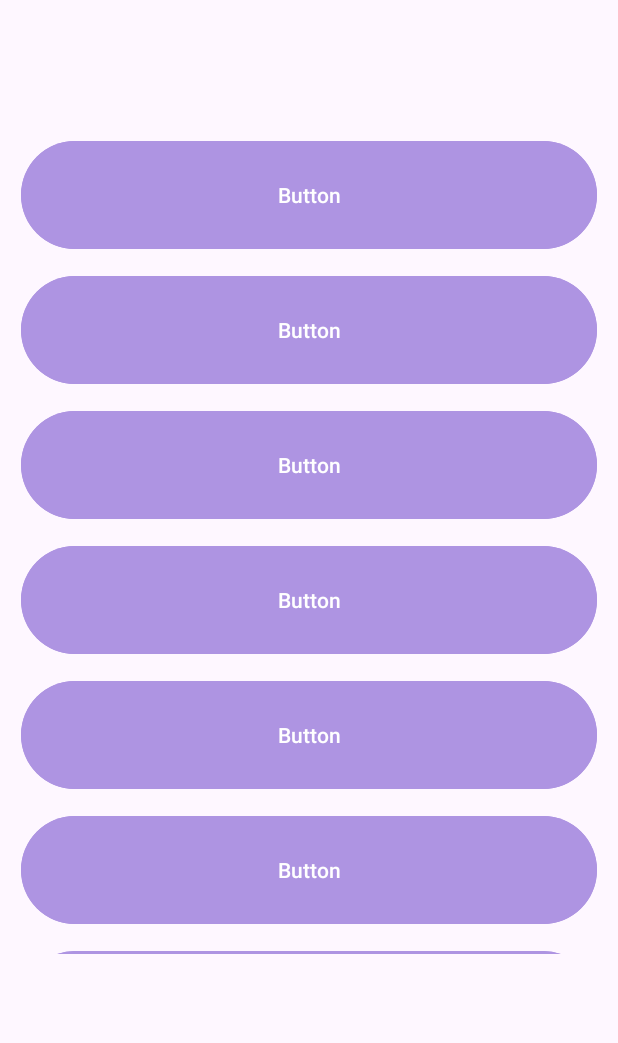
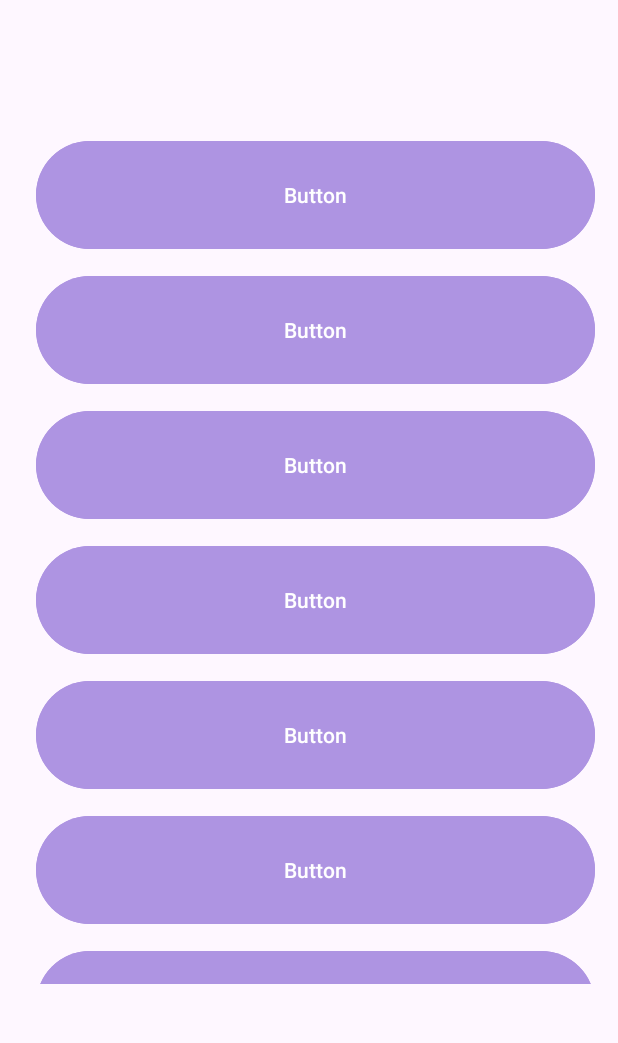
Before and after one commit to nathanbowley98/vascularSurgeryApp, an Android app: the screen it shows after launch (MainActivity), on a phone screen of 412 x 824 dp, the part 132-1175 px from its top. Run offline under Robolectric (Android 15) with nearby library versions, the phone set to English and light mode, and no system bars.

Commit message:
Removed outer container RelativeLayout from scrollview_layout.xml

```diff
--- a/app/src/main/java/com/example/vascularsurgeryproject/BaseActivity.java
+++ b/app/src/main/java/com/example/vascularsurgeryproject/BaseActivity.java
@@ -4,6 +4,7 @@ import androidx.appcompat.app.AppCompatActivity;
 import androidx.appcompat.widget.Toolbar;
 import android.os.Bundle;
 import android.widget.ImageButton;
+import android.widget.LinearLayout;
 import android.widget.Toast;
 
 import java.util.Objects;
@@ -37,4 +38,10 @@ public class BaseActivity extends AppCompatActivity {
             Toast.makeText(this, "Right button pressed!", Toast.LENGTH_SHORT).show();
         });
     }
+
+    protected void setupScrollView() {
+        LinearLayout linearLayout = findViewById(R.id.scrollview_container);
+        //Dynamically build buttons here or in another class, inserts into linearlayout
+        //which is the container inside scrollview
+    }
 }
--- a/app/src/main/java/com/example/vascularsurgeryproject/MainActivity.java
+++ b/app/src/main/java/com/example/vascularsurgeryproject/MainActivity.java
@@ -18,6 +18,7 @@ public class MainActivity extends BaseActivity {
 
         // Find the toolbar and set it as the ActionBar
         setupToolbar();
+        setupScrollView();
 
     }
 }
--- a/app/src/main/res/layout/activity_main.xml
+++ b/app/src/main/res/layout/activity_main.xml
@@ -18,12 +18,12 @@
     <include
         android:id="@+id/scrollview"
         layout="@layout/scrollview_layout"
-        android:layout_width="wrap_content"
+        android:layout_width="match_parent"
         android:layout_height="match_parent"
-        android:layout_marginStart="32dp"
-        android:layout_marginEnd="32dp"
-        app:layout_constraintEnd_toEndOf="parent"
-        app:layout_constraintStart_toStartOf="parent"
-        app:layout_constraintTop_toTopOf="parent" />
+        android:layout_marginStart="10dp"
+        android:layout_marginEnd="10dp"
+        android:layout_marginTop="178dp"
+        android:layout_marginBottom="80dp"
+        />
 
 </androidx.constraintlayout.widget.ConstraintLayout>
--- a/app/src/main/res/layout/scrollview_layout.xml
+++ b/app/src/main/res/layout/scrollview_layout.xml
@@ -1,11 +1,7 @@
 <?xml version="1.0" encoding="utf-8"?>
-<RelativeLayout xmlns:android="http://schemas.android.com/apk/res/android"
-    android:layout_width="match_parent"
-    android:layout_height="match_parent"
-    android:paddingLeft="4dp"
-    android:paddingRight="4dp">
 
 <ScrollView
+    xmlns:android="http://schemas.android.com/apk/res/android"
     android:layout_width="match_parent"
     android:layout_height="match_parent"
     android:layout_alignParentTop="true"
@@ -14,13 +10,14 @@
     android:verticalScrollbarPosition="left"
     android:scrollbarSize="10dp"
     >
-        <!--   Needed ScrollView only takes 1 child     -->
+    <!--   Needed by ScrollView     -->
     <LinearLayout
         android:layout_width="match_parent"
         android:layout_height="wrap_content"
         android:orientation="vertical"
-            android:paddingLeft="10dp"
-            android:paddingRight="10dp"
+        android:id="@+id/scrollview_container"
+        android:paddingStart="14dp"
+        android:paddingEnd="5dp"
         >
         <!--
                 Replace buttons here!
@@ -101,4 +98,3 @@
             android:textColor="#FFFFFF" />
     </LinearLayout>
 </ScrollView>
-</RelativeLayout>
```
Lines whose indentation alone changed are shown as unchanged.
